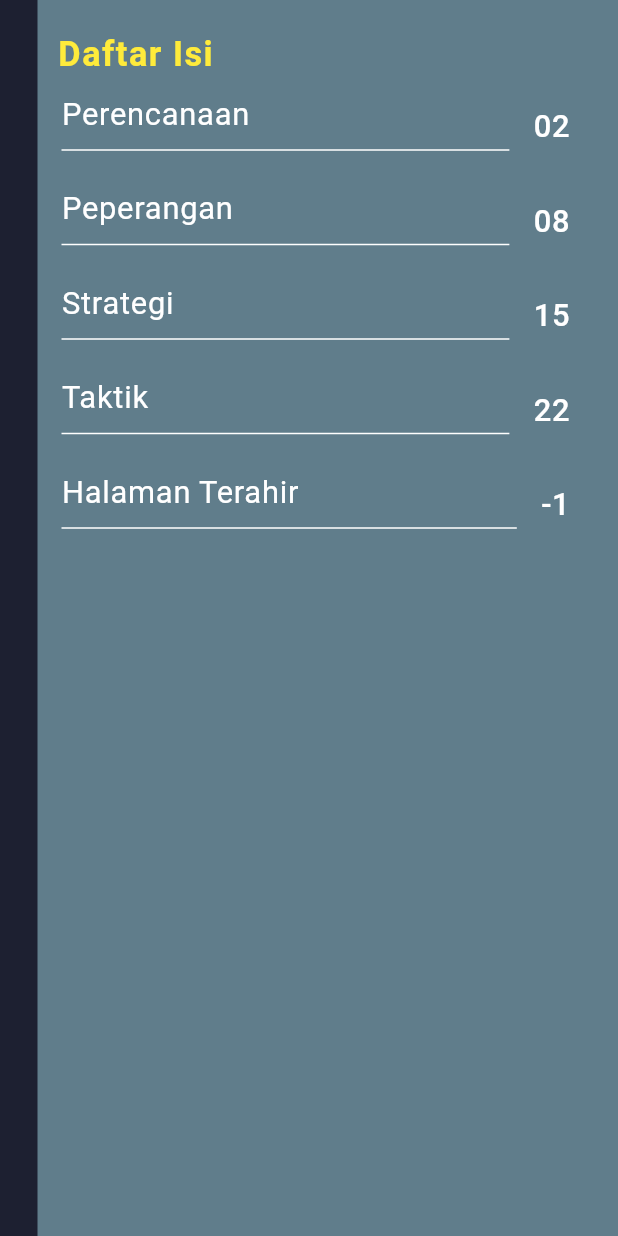
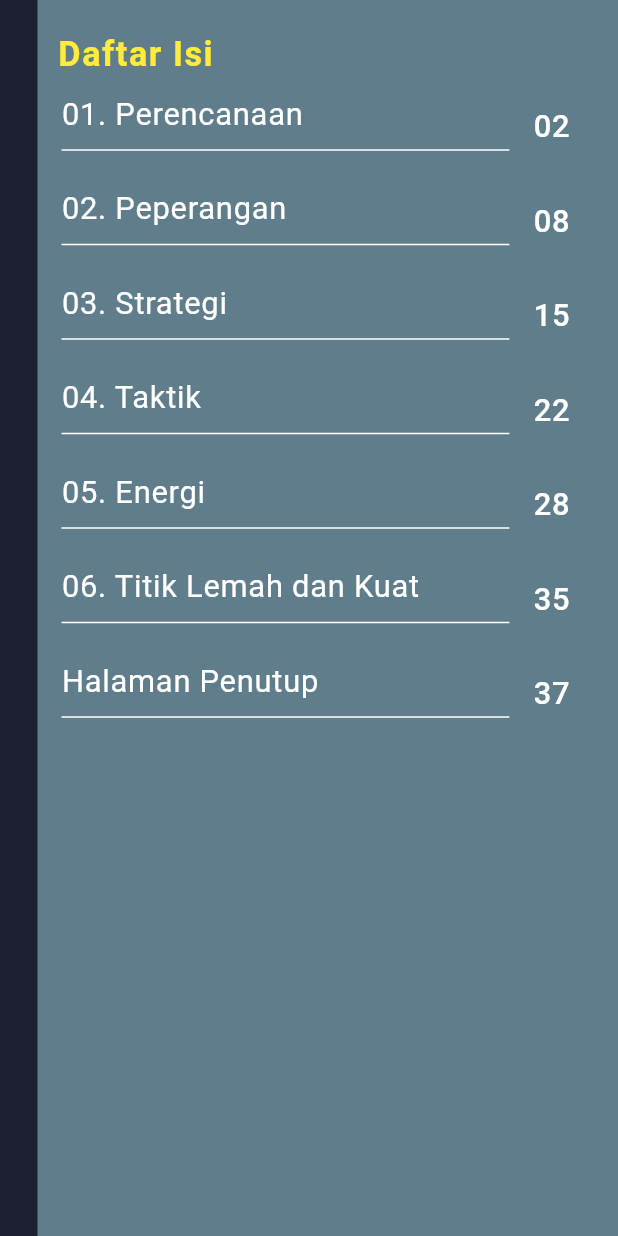
Before and after one commit to RozaqIngsoon/tsunzu, a Flutter app: the DaftarIsi screen opened directly, on a phone screen of 412 x 824 dp. Run offline on Flutter 3.47's test engine with Material 3 defaults, Android fonts, the phone set to English and light mode, and no system bars; our stand-ins replace flutter_markdown, get, google_fonts, image_gallery_saver, share_plus, shared_preferences; missing offline and left inert: page_flip; accounts and stored records are empty; Roboto replaces fonts that are missing (Merienda); statements that could not run were skipped.

```diff
--- a/lib/pages/daftar_isi.dart
+++ b/lib/pages/daftar_isi.dart
@@ -1,5 +1,6 @@
 import 'package:flutter/material.dart';
 import 'package:google_fonts/google_fonts.dart';
+import 'package:page_flip/page_flip.dart';
 import 'package:tsunzu/pages/pages.dart';
 
 import '../home_screen.dart';
@@ -59,25 +60,33 @@ class DaftarIsi extends StatelessWidget {
                                 letterSpacing: 1.0),
                           )),
                       isi(
-                        judul: 'Perencanaan',
+                        judul: '01. Perencanaan',
                         halaman: '0${pages.indexOf(bab1_cover)}',
                         lompatke: pages.indexOf(bab1_cover),),
                       isi(
-                        judul: 'Peperangan',
+                        judul: '02. Peperangan',
                         halaman: '0${pages.indexOf(bab2_cover)}',
                         lompatke: pages.indexOf(bab2_cover),),
                       isi(
-                        judul: 'Strategi',
+                        judul: '03. Strategi',
                         halaman: '${pages.indexOf(bab3_cover)}',
                         lompatke: pages.indexOf(bab3_cover),),
                       isi(
-                        judul: 'Taktik',
+                        judul: '04. Taktik',
                         halaman: '${pages.indexOf(bab4_cover)}',
                         lompatke: pages.indexOf(bab4_cover),),
                       isi(
-                        judul: 'Halaman Terahir',
-                        halaman: '${pages.indexOf(lastPage)}',
-                        lompatke: pages.indexOf(lastPage),),
+                        judul: '05. Energi',
+                        halaman: '${pages.indexOf(bab5_cover)}',
+                        lompatke: pages.indexOf(bab5_cover),),
+                      isi(
+                        judul: '06. Titik Lemah dan Kuat',
+                        halaman: '${pages.indexOf(bab6_cover)}',
+                        lompatke: pages.indexOf(bab6_cover),),
+                      isi(
+                        judul: 'Halaman Penutup',
+                        halaman: '${pages.indexOf(pages.last)}',
+                        lompatke: pages.indexOf(pages.last),),
                     ],
                   ),
                 ))
--- a/lib/pages/pages.dart
+++ b/lib/pages/pages.dart
@@ -18,6 +18,9 @@ import 'package:tsunzu/pages/bab5_4.dart';
 import 'package:tsunzu/pages/bab5_5.dart';
 import 'package:tsunzu/pages/bab5_6.dart';
 import 'package:tsunzu/pages/bab5_cover.dart';
+import 'package:tsunzu/pages/bab6_1.dart';
+import 'package:tsunzu/pages/bab6_2.dart';
+import 'package:tsunzu/pages/bab6_cover.dart';
 import 'package:tsunzu/pages/cover_depan.dart';
 import 'package:tsunzu/pages/daftar_isi.dart';
 import 'package:tsunzu/pages/bab3_cover.dart';
@@ -73,6 +76,9 @@ Widget bab5_3 = BabLima3();
 Widget bab5_4 = BabLima4();
 Widget bab5_5 = BabLima5();
 Widget bab5_6 = BabLima6();
+Widget bab6_cover = BabEnamCover();
+Widget bab6_1 = BabEnam1();
+Widget bab6_2 = BabEnam2();
 
 List<Widget> pages = [
   coverDepan,
@@ -109,5 +115,8 @@ List<Widget> pages = [
   bab5_3,
   bab5_4,
   bab5_5,
-  bab5_6
+  bab5_6,
+  bab6_cover,
+  bab6_1,
+  bab6_2
 ];
```
Also changed, not shown: lib/pages/bab6_1.dart (added, +49 -0 lines), lib/pages/bab6_2.dart (added, +49 -0 lines), lib/pages/bab6_cover.dart (added, +87 -0 lines), lib/shared/drawer_items.dart (+31 -16 lines), assets/no6.png (added).
